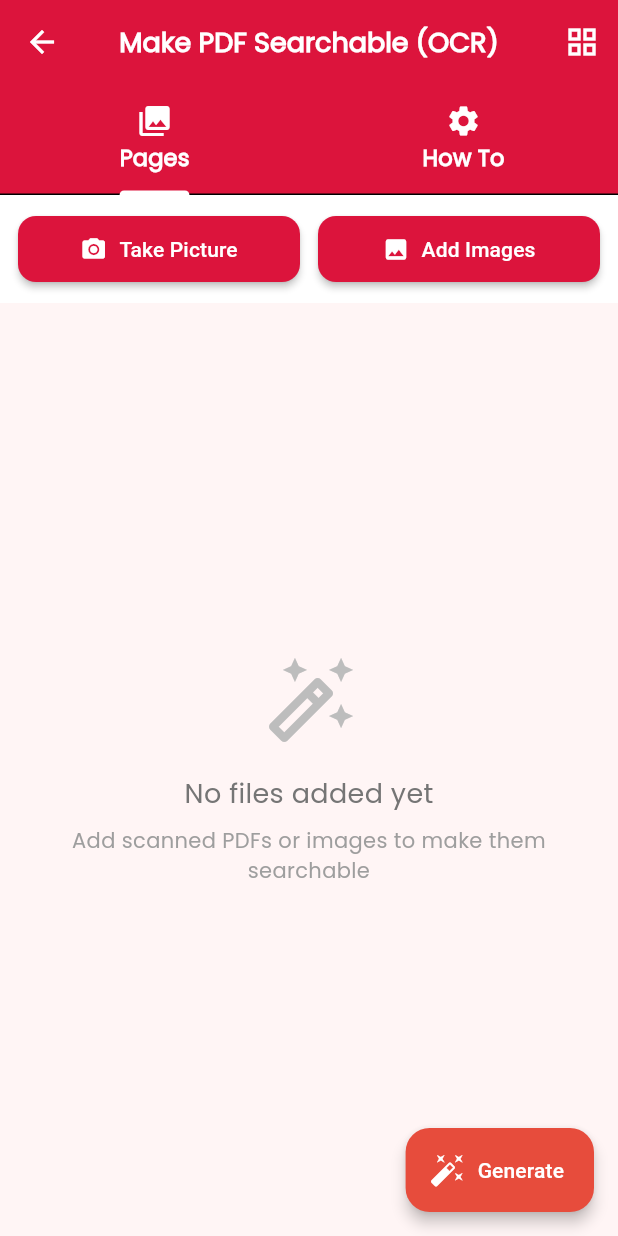
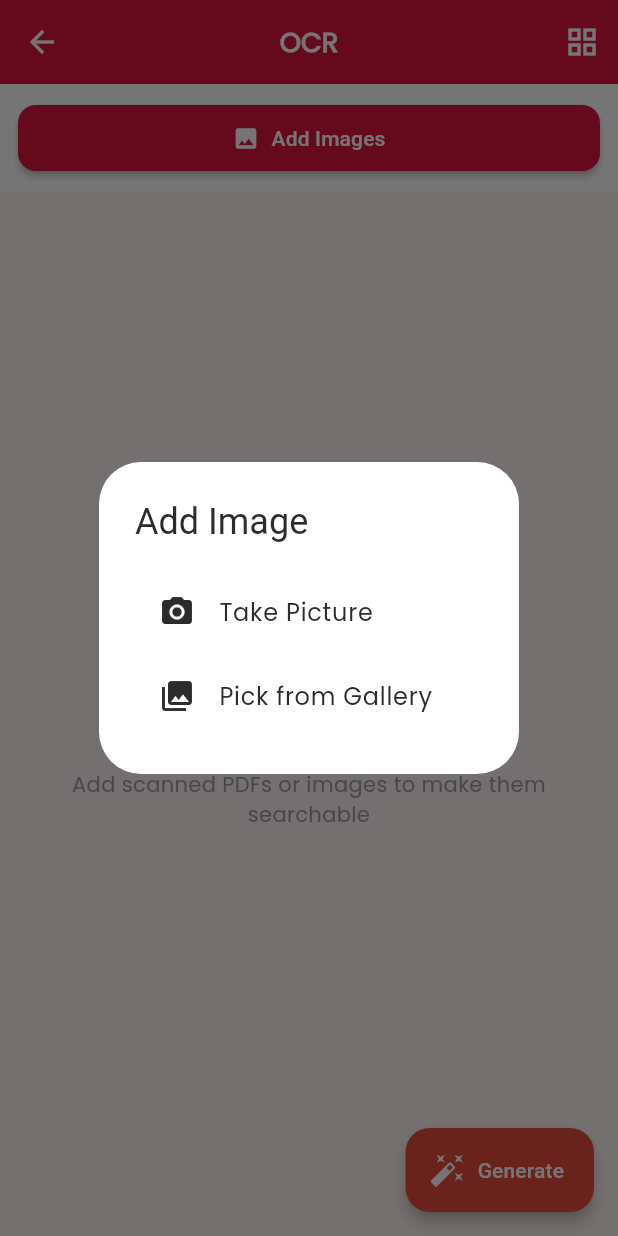
Before and after one commit to KaeDevs/PDF-Suite-new, a Flutter app: the OcrPdfScreen screen opened directly, after a tap on "Add Images", on a phone screen of 412 x 824 dp. Run offline on Flutter 3.47's test engine with Material 3 defaults, Android fonts, the phone set to English and light mode, and no system bars; our stand-ins replace device_info_plus, file_picker, flutter_image_compress, google_mobile_ads, pdf, permission_handler and 2 more; missing offline and left inert: cunning_document_scanner, google_mlkit_text_recognition, in_app_update, pdfx, syncfusion_flutter_pdf.

Commit message:
Replaced Ui stuff for OCR

```diff
--- a/lib/Screens/ocr_pdf_screen.dart
+++ b/lib/Screens/ocr_pdf_screen.dart
@@ -219,7 +219,36 @@ class _OcrPdfScreenState extends State<OcrPdfScreen> with SingleTickerProviderSt
     }
   }
 
+
+
   Future<void> _addImages() async {
+    final choice = await showDialog<String>(
+      context: context,
+      builder: (context) => AlertDialog(
+        title: const Text('Add Image'),
+        content: Column(
+          mainAxisSize: MainAxisSize.min,
+          children: [
+            ListTile(
+              leading: const Icon(Icons.camera_alt),
+              title: const Text('Take Picture'),
+              onTap: () => Navigator.pop(context, 'camera'),
+            ),
+            ListTile(
+              leading: const Icon(Icons.photo_library),
+              title: const Text('Pick from Gallery'),
+              onTap: () => Navigator.pop(context, 'gallery'),
+            ),
+          ],
+        ),
+      ),
+    );
+
+    if (choice == null) return;
+
+    if (choice == 'camera') {
+      await _takePicture();
+    } else {
       final picked = await DocumentScannerService.pickFromFiles();
       if (picked.isNotEmpty) {
         setState(() {
@@ -231,6 +260,7 @@ class _OcrPdfScreenState extends State<OcrPdfScreen> with SingleTickerProviderSt
         });
       }
     }
+  }
 
   Future<void> _generate() async {
     if (_inputs.isEmpty) {
@@ -239,8 +269,8 @@ class _OcrPdfScreenState extends State<OcrPdfScreen> with SingleTickerProviderSt
     }
 
     // First, show OCR preview
-    final shouldContinue = await _showOcrPreview();
-    if (!shouldContinue) return;
+    // final shouldContinue = await _showOcrPreview();
+    // if (!shouldContinue) return;
 
     setState(() {
       _loading = true;
@@ -281,11 +311,11 @@ class _OcrPdfScreenState extends State<OcrPdfScreen> with SingleTickerProviderSt
       await showModalBottomSheet(
         context: context,
         builder: (ctx) => ExportDialog(
-          onPreviewPdf: () async {
-            Navigator.pop(ctx);
-            // Open PDF for preview
-            // await (file);
-          },
+          // onPreviewPdf: () async {
+          //   Navigator.pop(ctx);
+          //   // Open PDF for preview
+          //   // await (file);
+          // },
           onSharePdf: () async {
             Navigator.pop(ctx);
             await FileService.shareFile(file, 'pdf');
@@ -374,7 +404,7 @@ class _OcrPdfScreenState extends State<OcrPdfScreen> with SingleTickerProviderSt
   Widget build(BuildContext context) {
     return Scaffold(
       appBar: AppBar(
-        title: const Text('Make PDF Searchable (OCR)'),
+        title: const Text('OCR'),
         actions: [
           if (_tabController.index == 0)
             IconButton(
@@ -383,19 +413,19 @@ class _OcrPdfScreenState extends State<OcrPdfScreen> with SingleTickerProviderSt
               tooltip: 'View mode',
             ),
         ],
-        bottom: TabBar(
-          controller: _tabController,
-          tabs: [
-            Tab(
-              icon: const Icon(Icons.photo_library, color: Colors.white),
-              child: Text("Pages", style: Tools.h3(context).copyWith(fontSize: 15)),
-            ),
-            Tab(
-              icon: const Icon(Icons.settings, color: Colors.white),
-              child: Text("How To", style: Tools.h3(context).copyWith(fontSize: 15)),
-            ),
-          ],
-        ),
+        // bottom: TabBar(
+        //   controller: _tabController,
+        //   tabs: [
+        //     Tab(
+        //       icon: const Icon(Icons.photo_library, color: Colors.white),
+        //       child: Text("Pages", style: Tools.h3(context).copyWith(fontSize: 15)),
+        //     ),
+        //     Tab(
+        //       icon: const Icon(Icons.settings, color: Colors.white),
+        //       child: Text("How To", style: Tools.h3(context).copyWith(fontSize: 15)),
+        //     ),
+        //   ],
+        // ),
       ),
       body: _loading
           ? Center(
@@ -413,13 +443,9 @@ class _OcrPdfScreenState extends State<OcrPdfScreen> with SingleTickerProviderSt
                 ],
               ),
             )
-          : TabBarView(
-              controller: _tabController,
-              children: [
+          :
                 _buildPagesTab(),
-                _buildSettingsTab(),
-              ],
-            ),
+
       floatingActionButton: FloatingActionButton.extended(
         onPressed: _loading ? null : _generate,
         icon: const Icon(Icons.auto_fix_high),
@@ -436,17 +462,25 @@ class _OcrPdfScreenState extends State<OcrPdfScreen> with SingleTickerProviderSt
           color: Theme.of(context).colorScheme.surfaceVariant,
           child: Row(
             children: [
-              Expanded(
-                child: ElevatedButton.icon(
-                  onPressed: _loading ? null : _takePicture,
-                  icon: const Icon(Icons.camera_alt),
-                  label: const Text('Take Picture'),
-                  style: ElevatedButton.styleFrom(
-                    padding: const EdgeInsets.symmetric(vertical: 12),
-                  ),
-                ),
-              ),
-              const SizedBox(width: 12),
+              //   Expanded(
+              //   child: ElevatedButton.icon(
+              //     onPressed: _loading ? null : () async {
+              //       final picked = await DocumentScannerService.pickPdfFiles();
+              //       if (picked.isNotEmpty) {
+              //         setState(() {
+              //           _inputs.addAll(picked);
+              //           // PDFs need classification
+              //         });
+              //       }
+              //     },
+              //     icon: const Icon(Icons.picture_as_pdf),
+              //     label: const Text('Add PDFs'),
+              //     style: ElevatedButton.styleFrom(
+              //     padding: const EdgeInsets.symmetric(vertical: 12),
+              //     ),
+              //   ),
+              //   ),
+              // const SizedBox(width: 12),
               Expanded(
                 child: ElevatedButton.icon(
                   onPressed: _loading ? null : _addImages,
```
Also changed, not shown: lib/Services/ocr_pdf_service.dart (+89 -25 lines). Lines whose indentation alone changed are shown as unchanged.
